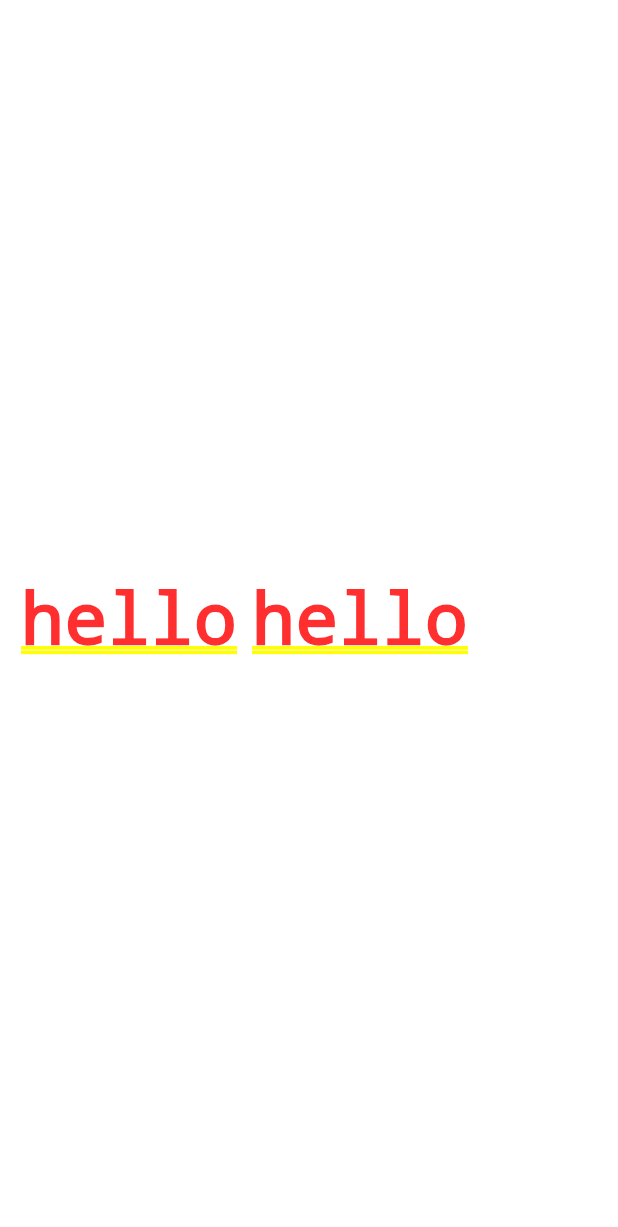
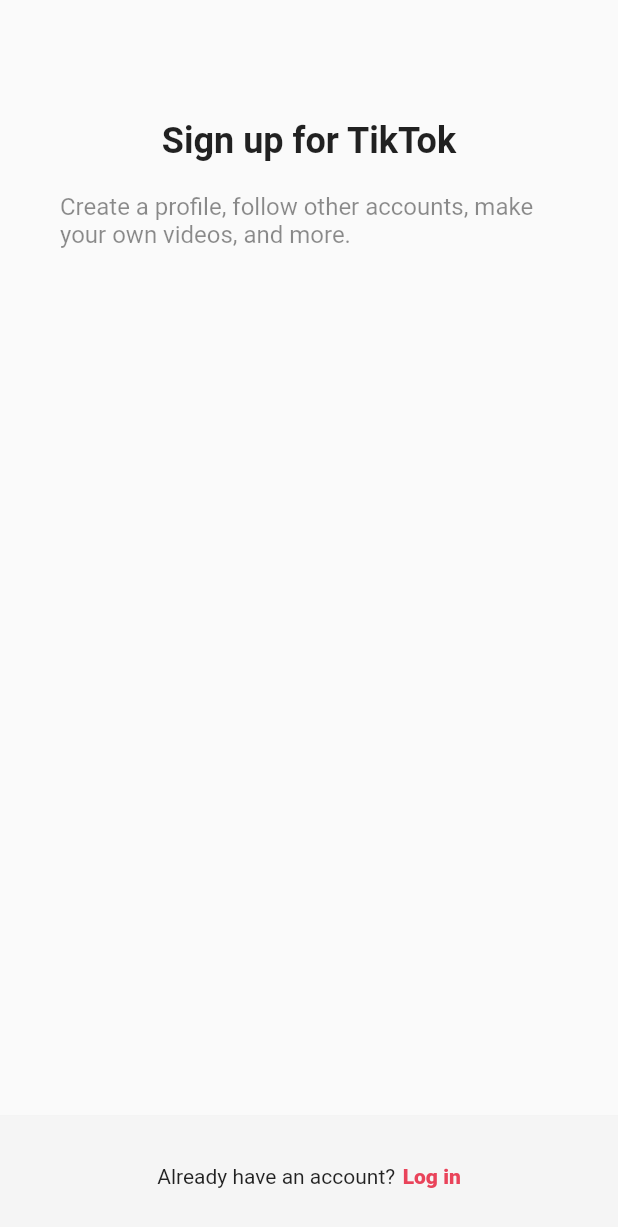
Before and after one commit to hsmchoi/1W-STUDY, a Flutter app: the screen it shows after launch, on a phone screen of 412 x 824 dp. Shown: the top 1227 px of the screen. Run offline on Flutter 3.47's test engine with Material 2 defaults, Android fonts, the phone set to English and light mode, and no system bars.

Commit message:
#4.0 Sign Up Screen (16:49)

```diff
--- a/tiktok_clone/lib/main.dart
+++ b/tiktok_clone/lib/main.dart
@@ -1,6 +1,7 @@
 import 'package:flutter/material.dart';
 import 'package:tiktok_clone/constants/gaps.dart';
 import 'package:tiktok_clone/constants/sizes.dart';
+import 'package:tiktok_clone/screens/sing_up/sign_up_screen.dart';
 
 void main() {
   runApp(const TikTokApp());
@@ -12,22 +13,10 @@ class TikTokApp extends StatelessWidget {
   @override
   Widget build(BuildContext context) {
     return MaterialApp(
-      title: 'Tiktok-clone',
-      theme: ThemeData(
-        primaryColor: const Color(0xFFE9435A),
-      ),
-      home: Padding(
-        padding: const EdgeInsets.all(Sizes.size14),
-        child: Container(
-          child: const Row(
-            children: [
-              Text('hello'),
-              Gaps.h10,
-              Text('hello'),
-            ],
-          ),
+        title: 'Tiktok-clone',
+        theme: ThemeData(
+          primaryColor: const Color(0xFFE9435A),
         ),
-      ),
-    );
+        home: const SignUpScrren());
   }
 }
--- /dev/null
+++ b/tiktok_clone/lib/screens/sing_up/sign_up_screen.dart
@@ -0,0 +1,63 @@
+import 'package:flutter/material.dart';
+import 'package:tiktok_clone/constants/gaps.dart';
+import 'package:tiktok_clone/constants/sizes.dart';
+
+class SignUpScrren extends StatelessWidget {
+  const SignUpScrren({super.key});
+
+  @override
+  Widget build(BuildContext context) {
+    return Scaffold(
+      body: const SafeArea(
+        child: Padding(
+          padding: EdgeInsets.symmetric(
+            horizontal: Sizes.size40,
+          ),
+          child: Column(
+            children: [
+              Gaps.v80,
+              Text(
+                'Sign up for TikTok',
+                style: TextStyle(
+                  fontSize: Sizes.size24,
+                  fontWeight: FontWeight.w700,
+                ),
+              ),
+              Gaps.v20,
+              Text(
+                'Create a profile, follow other accounts, make your own videos, and more.',
+                style: TextStyle(
+                  fontSize: Sizes.size16,
+                  color: Colors.black45,
+                ),
+              ),
+            ],
+          ),
+        ),
+      ),
+      bottomNavigationBar: BottomAppBar(
+        color: Colors.grey.shade100,
+        elevation: 1,
+        child: Padding(
+          padding: const EdgeInsets.symmetric(
+            vertical: Sizes.size32,
+          ),
+          child: Row(
+            mainAxisAlignment: MainAxisAlignment.center,
+            children: [
+              const Text('Already have an account?'),
+              Gaps.h5,
+              Text(
+                'Log in',
+                style: TextStyle(
+                  fontWeight: FontWeight.w800,
+                  color: Theme.of(context).primaryColor,
+                ),
+              ),
+            ],
+          ),
+        ),
+      ),
+    );
+  }
+}
```
